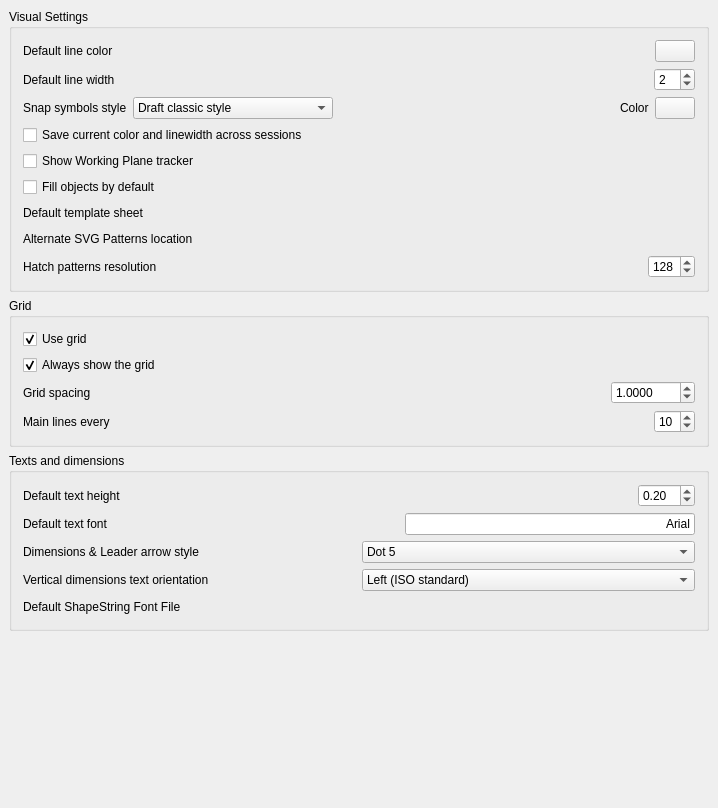
berndhahnebach/All_FreeCAD, file src/Mod/Draft/Resources/ui/userprefs-visual.ui: the form before one commit.
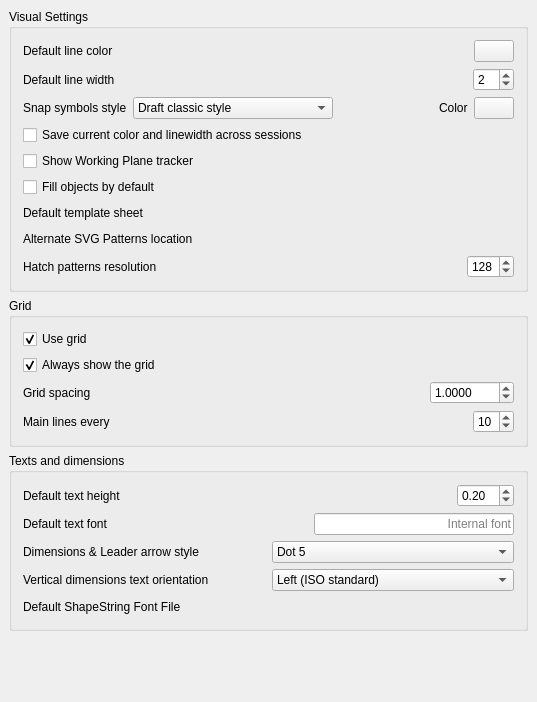
The form after the commit. Custom widgets are drawn as their Qt base class.

Commit message: Draft: Changed default fontfrom Arial to internal

What changed in the file:
```diff
--- a/src/Mod/Draft/Resources/ui/userprefs-visual.ui
+++ b/src/Mod/Draft/Resources/ui/userprefs-visual.ui
@@ -6,8 +6,8 @@
    <rect>
     <x>0</x>
     <y>0</y>
-    <width>718</width>
-    <height>808</height>
+    <width>537</width>
+    <height>702</height>
    </rect>
   </property>
   <property name="windowTitle">
@@ -615,11 +615,14 @@
 such as &quot;Arial:Bold&quot;</string>
           </property>
           <property name="text">
-           <string>Arial</string>
+           <string/>
           </property>
           <property name="alignment">
            <set>Qt::AlignRight|Qt::AlignTrailing|Qt::AlignVCenter</set>
           </property>
+          <property name="placeholderText">
+           <string>Internal font</string>
+          </property>
           <property name="prefEntry" stdset="0">
            <cstring>textfont</cstring>
           </property>
```
The commit also changes 2 other files.
